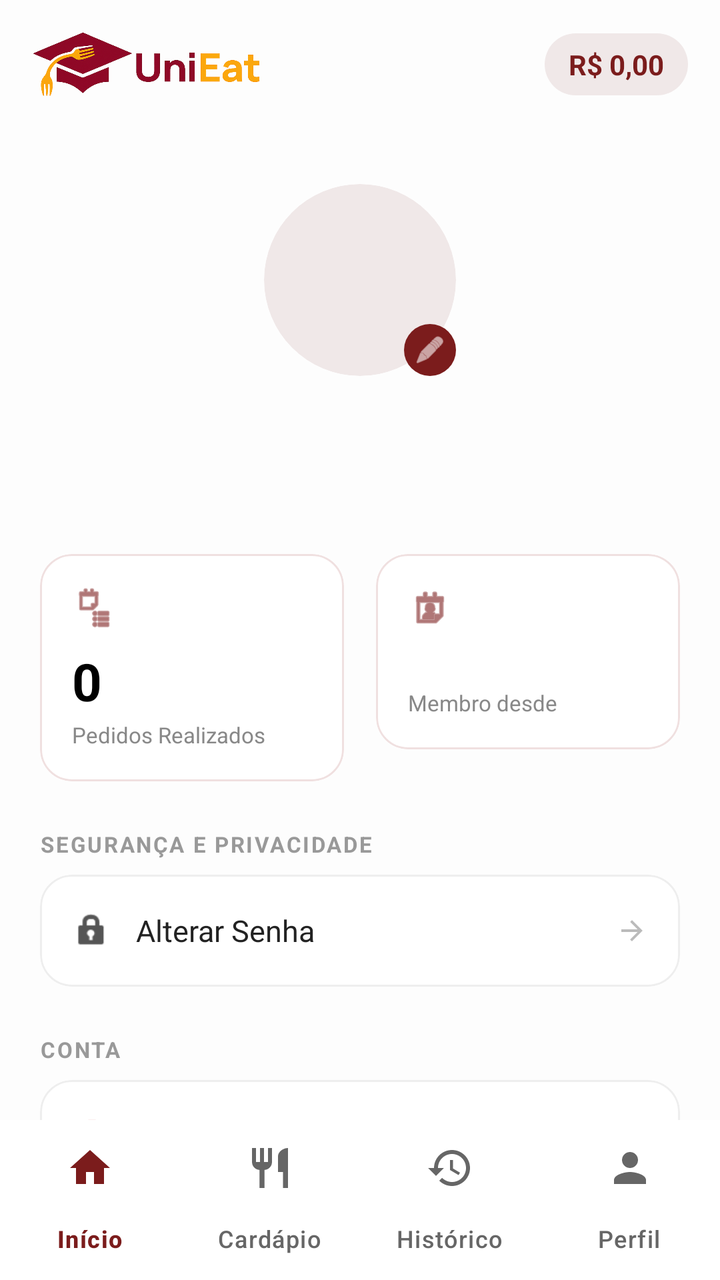
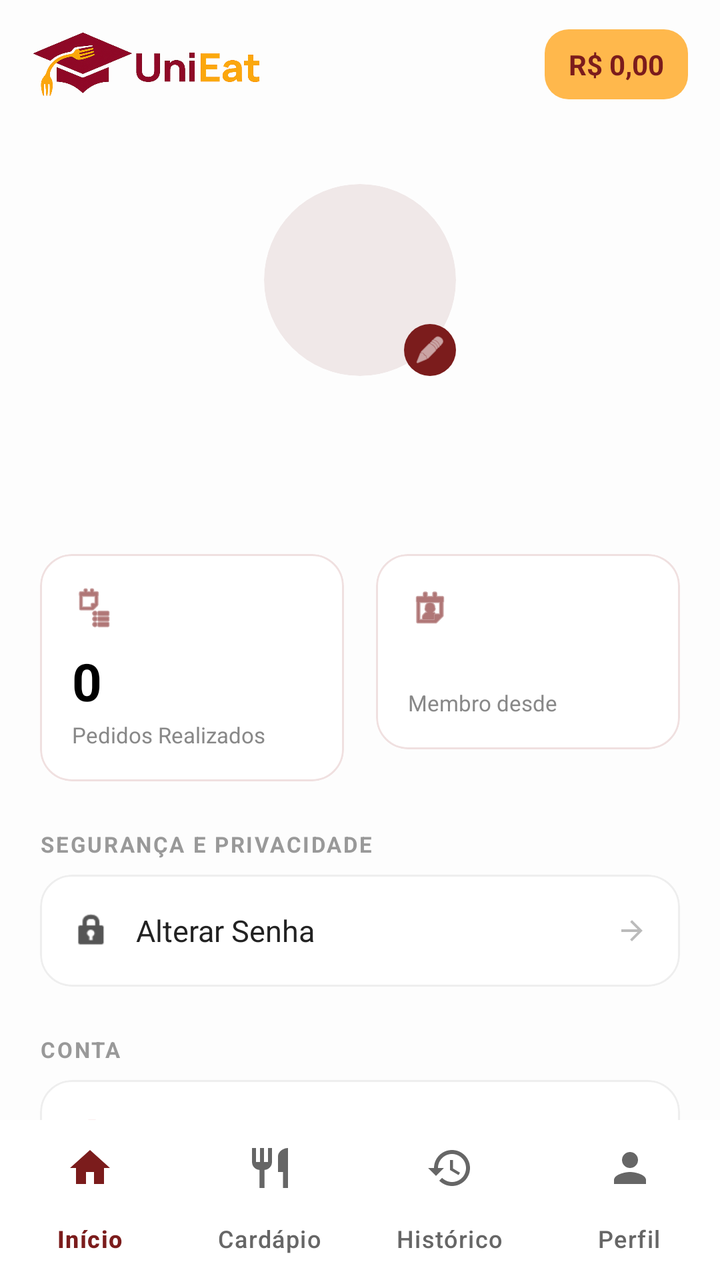

Two renders of the same Android screen: before a commit and after it. Below are the layout's source before the change and the commit's diff.
<!-- AndroidManifest.xml: application theme Theme.UniEat -->
<!-- res/layout/activity_profile.xml -->
<?xml version="1.0" encoding="utf-8"?>
<androidx.constraintlayout.widget.ConstraintLayout xmlns:android="http://schemas.android.com/apk/res/android"
    xmlns:app="http://schemas.android.com/apk/res-auto"
    android:layout_width="match_parent"
    android:layout_height="match_parent"
    android:background="#FDFDFD"
    android:fitsSystemWindows="true">

    
    <androidx.constraintlayout.widget.ConstraintLayout
        android:id="@+id/topBar"
        android:layout_width="match_parent"
        android:layout_height="64dp"
        android:paddingStart="16dp"
        android:paddingEnd="16dp"
        app:layout_constraintTop_toTopOf="parent">

        <ImageView
            android:layout_width="wrap_content"
            android:layout_height="32dp"
            android:src="@drawable/logo_unieat"
            android:contentDescription="UniEat"
            android:adjustViewBounds="true"
            app:layout_constraintBottom_toBottomOf="parent"
            app:layout_constraintStart_toStartOf="parent"
            app:layout_constraintTop_toTopOf="parent" />

        <LinearLayout
            android:layout_width="wrap_content"
            android:layout_height="wrap_content"
            android:background="@drawable/shape_chip_saldo"
            android:backgroundTint="#F0E8E8"
            android:gravity="center_vertical"
            android:orientation="horizontal"
            android:paddingHorizontal="12dp"
            android:paddingVertical="6dp"
            app:layout_constraintBottom_toBottomOf="parent"
            app:layout_constraintEnd_toEndOf="parent"
            app:layout_constraintTop_toTopOf="parent">

            <TextView
                android:id="@+id/tvBalance"
                android:layout_width="wrap_content"
                android:layout_height="wrap_content"
                android:text="R$ 0,00"
                android:textColor="#7B1C1C"
                android:textSize="14sp"
                android:textStyle="bold" />
        </LinearLayout>
    </androidx.constraintlayout.widget.ConstraintLayout>

    
    <androidx.core.widget.NestedScrollView
        android:layout_width="match_parent"
        android:layout_height="0dp"
        app:layout_constraintBottom_toTopOf="@+id/bottomNavigation"
        app:layout_constraintTop_toBottomOf="@id/topBar"
        app:layout_constraintStart_toStartOf="parent"
        app:layout_constraintEnd_toEndOf="parent">

        <LinearLayout
            android:layout_width="match_parent"
            android:layout_height="wrap_content"
            android:orientation="vertical"
            android:paddingBottom="24dp">

            
            <LinearLayout
                android:layout_width="match_parent"
                android:layout_height="wrap_content"
                android:orientation="vertical"
                android:gravity="center_horizontal"
                android:paddingTop="28dp"
                android:paddingBottom="24dp">

                
                <FrameLayout
                    android:layout_width="96dp"
                    android:layout_height="96dp">

                    <ImageView
                        android:id="@+id/ivProfilePicture"
                        android:layout_width="96dp"
                        android:layout_height="96dp"
                        android:background="@drawable/shape_profile_avatar"
                        android:scaleType="centerCrop"
                        android:clipToOutline="true"
                        android:outlineProvider="background" />

                    <ImageView
                        android:id="@+id/btnEditAvatar"
                        android:layout_width="26dp"
                        android:layout_height="26dp"
                        android:layout_gravity="bottom|end"
                        android:background="@drawable/circle_bg_dark"
                        android:backgroundTint="#7B1C1C"
                        android:src="@android:drawable/ic_menu_edit"
                        android:padding="5dp"
                        android:clickable="true"
                        android:focusable="true"
                        app:tint="#FFFFFF" />
                </FrameLayout>

                <TextView
                    android:id="@+id/tvUserName"
                    android:layout_width="wrap_content"
                    android:layout_height="wrap_content"
                    android:layout_marginTop="14dp"
                    android:text=""
                    android:textColor="#000000"
                    android:textSize="22sp"
                    android:textStyle="bold" />

                <TextView
                    android:id="@+id/tvUserEmail"
                    android:layout_width="wrap_content"
                    android:layout_height="wrap_content"
                    android:layout_marginTop="4dp"
                    android:text=""
                    android:textColor="#888888"
                    android:textSize="13sp" />
            </LinearLayout>

            
            <LinearLayout
                android:layout_width="match_parent"
                android:layout_height="wrap_content"
                android:orientation="horizontal"
                android:paddingHorizontal="20dp"
                android:layout_marginBottom="24dp">

                <com.google.android.material.card.MaterialCardView
                    android:layout_width="0dp"
                    android:layout_height="wrap_content"
                    android:layout_weight="1"
                    android:layout_marginEnd="8dp"
                    app:cardBackgroundColor="#FFFFFF"
                    app:cardCornerRadius="16dp"
                    app:cardElevation="0dp"
                    app:strokeColor="#F0E0E0"
                    app:strokeWidth="1dp">

                    <LinearLayout
                        android:layout_width="match_parent"
                        android:layout_height="wrap_content"
                        android:orientation="vertical"
                        android:padding="16dp">

                        <ImageView
                            android:layout_width="22dp"
                            android:layout_height="22dp"
                            android:src="@android:drawable/ic_menu_agenda"
                            app:tint="#7B1C1C" />

                        <TextView
                            android:id="@+id/tvOrderCount"
                            android:layout_width="wrap_content"
                            android:layout_height="wrap_content"
                            android:layout_marginTop="8dp"
                            android:text="0"
                            android:textColor="#000000"
                            android:textSize="26sp"
                            android:textStyle="bold" />

                        <TextView
                            android:layout_width="wrap_content"
                            android:layout_height="wrap_content"
                            android:layout_marginTop="2dp"
                            android:text="Pedidos Realizados"
                            android:textColor="#888888"
                            android:textSize="11sp" />
                    </LinearLayout>
                </com.google.android.material.card.MaterialCardView>

                <com.google.android.material.card.MaterialCardView
                    android:layout_width="0dp"
                    android:layout_height="wrap_content"
                    android:layout_weight="1"
                    android:layout_marginStart="8dp"
                    app:cardBackgroundColor="#FFFFFF"
                    app:cardCornerRadius="16dp"
                    app:cardElevation="0dp"
                    app:strokeColor="#F0E0E0"
                    app:strokeWidth="1dp">

                    <LinearLayout
                        android:layout_width="match_parent"
                        android:layout_height="wrap_content"
                        android:orientation="vertical"
                        android:padding="16dp">

                        <ImageView
                            android:layout_width="22dp"
                            android:layout_height="22dp"
                            android:src="@android:drawable/ic_menu_my_calendar"
                            app:tint="#7B1C1C" />

                        <TextView
                            android:id="@+id/tvMemberSince"
                            android:layout_width="wrap_content"
                            android:layout_height="wrap_content"
                            android:layout_marginTop="8dp"
                            android:text=""
                            android:textColor="#000000"
                            android:textSize="14sp"
                            android:textStyle="bold" />

                        <TextView
                            android:layout_width="wrap_content"
                            android:layout_height="wrap_content"
                            android:layout_marginTop="2dp"
                            android:text="Membro desde"
                            android:textColor="#888888"
                            android:textSize="11sp" />
                    </LinearLayout>
                </com.google.android.material.card.MaterialCardView>
            </LinearLayout>

            
            <LinearLayout
                android:id="@+id/sectionPix"
                android:layout_width="match_parent"
                android:layout_height="wrap_content"
                android:orientation="vertical"
                android:visibility="gone">

                <TextView
                    android:layout_width="match_parent"
                    android:layout_height="wrap_content"
                    android:paddingHorizontal="20dp"
                    android:paddingBottom="8dp"
                    android:text="CONFIGURAÇÕES PIX"
                    android:textColor="#999999"
                    android:textSize="11sp"
                    android:textStyle="bold"
                    android:letterSpacing="0.08" />

                <com.google.android.material.card.MaterialCardView
                    android:layout_width="match_parent"
                    android:layout_height="wrap_content"
                    android:layout_marginHorizontal="20dp"
                    android:layout_marginBottom="24dp"
                    app:cardBackgroundColor="#FFFFFF"
                    app:cardCornerRadius="16dp"
                    app:cardElevation="0dp"
                    app:strokeColor="#EEEEEE"
                    app:strokeWidth="1dp">

                    <LinearLayout
                        android:layout_width="match_parent"
                        android:layout_height="wrap_content"
                        android:orientation="vertical"
                        android:padding="16dp">

                        <EditText
                            android:id="@+id/etPixKey"
                            android:layout_width="match_parent"
                            android:layout_height="wrap_content"
                            android:hint="Chave PIX (ex: CNPJ, e-mail, celular)"
                            android:inputType="text"
                            android:textSize="14sp"
                            android:textColor="#222222"
                            android:background="@drawable/shape_input_bg"
                            android:padding="12dp"
                            android:layout_marginBottom="12dp" />

                        <EditText
                            android:id="@+id/etPixQrUrl"
                            android:layout_width="match_parent"
                            android:layout_height="wrap_content"
                            android:hint="URL da imagem do QR Code PIX"
                            android:inputType="textUri"
                            android:textSize="14sp"
                            android:textColor="#222222"
                            android:background="@drawable/shape_input_bg"
                            android:padding="12dp"
                            android:layout_marginBottom="16dp" />

                        <Button
                            android:id="@+id/btnSavePix"
                            android:layout_width="match_parent"
                            android:layout_height="48dp"
                            android:backgroundTint="#7B1C1C"
                            android:text="Salvar PIX"
                            android:textAllCaps="false"
                            android:textColor="#FFFFFF"
                            android:textStyle="bold"
                            app:cornerRadius="12dp" />
                    </LinearLayout>
                </com.google.android.material.card.MaterialCardView>
            </LinearLayout>

            
            <TextView
                android:layout_width="match_parent"
                android:layout_height="wrap_content"
                android:paddingHorizontal="20dp"
                android:paddingBottom="8dp"
                android:text="SEGURANÇA E PRIVACIDADE"
                android:textColor="#999999"
                android:textSize="11sp"
                android:textStyle="bold"
                android:letterSpacing="0.08" />

            <com.google.android.material.card.MaterialCardView
                android:layout_width="match_parent"
                android:layout_height="wrap_content"
                android:layout_marginHorizontal="20dp"
                android:layout_marginBottom="24dp"
                app:cardBackgroundColor="#FFFFFF"
                app:cardCornerRadius="16dp"
                app:cardElevation="0dp"
                app:strokeColor="#EEEEEE"
                app:strokeWidth="1dp">

                <LinearLayout
                    android:id="@+id/rowChangePassword"
                    android:layout_width="match_parent"
                    android:layout_height="56dp"
                    android:gravity="center_vertical"
                    android:orientation="horizontal"
                    android:paddingHorizontal="16dp"
                    android:background="?attr/selectableItemBackground">

                    <ImageView
                        android:layout_width="20dp"
                        android:layout_height="20dp"
                        android:src="@android:drawable/ic_lock_idle_lock"
                        app:tint="#555555" />

                    <TextView
                        android:layout_width="0dp"
                        android:layout_height="wrap_content"
                        android:layout_marginStart="12dp"
                        android:layout_weight="1"
                        android:text="Alterar Senha"
                        android:textColor="#222222"
                        android:textSize="15sp" />

                    <ImageView
                        android:layout_width="16dp"
                        android:layout_height="16dp"
                        android:src="@drawable/ic_back_arrow"
                        android:rotation="180"
                        app:tint="#BBBBBB" />
                </LinearLayout>
            </com.google.android.material.card.MaterialCardView>

            
            <TextView
                android:layout_width="match_parent"
                android:layout_height="wrap_content"
                android:paddingHorizontal="20dp"
                android:paddingBottom="8dp"
                android:text="CONTA"
                android:textColor="#999999"
                android:textSize="11sp"
                android:textStyle="bold"
                android:letterSpacing="0.08" />

            <com.google.android.material.card.MaterialCardView
                android:layout_width="match_parent"
                android:layout_height="wrap_content"
                android:layout_marginHorizontal="20dp"
                android:layout_marginBottom="28dp"
                app:cardBackgroundColor="#FFFFFF"
                app:cardCornerRadius="16dp"
                app:cardElevation="0dp"
                app:strokeColor="#EEEEEE"
                app:strokeWidth="1dp">

                <LinearLayout
                    android:id="@+id/rowDeleteAccount"
                    android:layout_width="match_parent"
                    android:layout_height="56dp"
                    android:gravity="center_vertical"
                    android:orientation="horizontal"
                    android:paddingHorizontal="16dp"
                    android:background="?attr/selectableItemBackground">

                    <ImageView
                        android:layout_width="20dp"
                        android:layout_height="20dp"
                        android:src="@android:drawable/ic_menu_delete"
                        app:tint="#CC2222" />

                    <TextView
                        android:layout_width="0dp"
                        android:layout_height="wrap_content"
                        android:layout_marginStart="12dp"
                        android:layout_weight="1"
                        android:text="Excluir Conta"
                        android:textColor="#CC2222"
                        android:textSize="15sp" />

                    <ImageView
                        android:layout_width="16dp"
                        android:layout_height="16dp"
                        android:src="@drawable/ic_back_arrow"
                        android:rotation="180"
                        app:tint="#CC2222" />
                </LinearLayout>
            </com.google.android.material.card.MaterialCardView>

            
            <Button
                android:id="@+id/btnLogout"
                android:layout_width="match_parent"
                android:layout_height="54dp"
                android:layout_marginHorizontal="20dp"
                android:backgroundTint="#7B1C1C"
                android:drawableStart="@android:drawable/ic_menu_revert"
                android:drawablePadding="10dp"
                android:text="Sair da Conta"
                android:textAllCaps="false"
                android:textColor="#FFFFFF"
                android:textSize="16sp"
                android:textStyle="bold"
                app:cornerRadius="14dp"
                app:iconTint="#FFFFFF" />

            
            <TextView
                android:layout_width="match_parent"
                android:layout_height="wrap_content"
                android:layout_marginTop="16dp"
                android:gravity="center"
                android:text="UniEat v2.4.0 • UNINTA"
                android:textColor="#BBBBBB"
                android:textSize="12sp" />

        </LinearLayout>
    </androidx.core.widget.NestedScrollView>

    
    <com.google.android.material.bottomnavigation.BottomNavigationView
        android:id="@+id/bottomNavigation"
        android:layout_width="match_parent"
        android:layout_height="80dp"
        android:background="#FFFFFF"
        app:itemIconTint="@drawable/nav_item_color"
        app:itemTextColor="@drawable/nav_item_color"
        app:itemActiveIndicatorStyle="@style/Widget.Material3.BottomNavigationView.ActiveIndicator"
        app:itemRippleColor="@null"
        app:elevation="16dp"
        app:labelVisibilityMode="labeled"
        app:menu="@menu/bottom_nav_menu"
        app:layout_constraintBottom_toBottomOf="parent"
        app:layout_constraintStart_toStartOf="parent"
        app:layout_constraintEnd_toEndOf="parent" />

</androidx.constraintlayout.widget.ConstraintLayout>
<!-- resources referenced by this layout -->
<resources>
  <!-- drawable circle_bg_dark (drawable) -->
  <?xml version="1.0" encoding="utf-8"?>
  <shape xmlns:android="http://schemas.android.com/apk/res/android"
      android:shape="oval">
      <solid android:color="#2A1A1A" />
  </shape>
  <!-- drawable ic_back_arrow (drawable) -->
  <vector xmlns:android="http://schemas.android.com/apk/res/android"
      android:width="24dp"
      android:height="24dp"
      android:viewportWidth="24"
      android:viewportHeight="24">
      <path
          android:fillColor="#000000"
          android:pathData="M20,11H7.83l5.59,-5.59L12,4l-8,8 8,8 1.41,-1.41L7.83,13H20v-2z" />
  </vector>
  <!-- drawable logo_unieat: png bitmap (drawable, 134527 bytes) -->
  <!-- drawable nav_item_color (drawable) -->
  <?xml version="1.0" encoding="utf-8"?>
  <selector xmlns:android="http://schemas.android.com/apk/res/android">
      <item android:color="#7B1C1C" android:state_checked="true" />
      <item android:color="#666666" />
  </selector>
  <!-- drawable shape_chip_saldo (drawable) -->
  <?xml version="1.0" encoding="utf-8"?>
  <shape xmlns:android="http://schemas.android.com/apk/res/android">
      <solid android:color="#FFE8B1" />
      <corners android:radius="20dp" />
  </shape>
  <!-- drawable shape_input_bg (drawable) -->
  <?xml version="1.0" encoding="utf-8"?>
  <shape xmlns:android="http://schemas.android.com/apk/res/android"
      android:shape="rectangle">
      <solid android:color="#F7F7F7" />
      <stroke android:width="1dp" android:color="#E0E0E0" />
      <corners android:radius="10dp" />
  </shape>
  <!-- drawable shape_profile_avatar (drawable) -->
  <?xml version="1.0" encoding="utf-8"?>
  <shape xmlns:android="http://schemas.android.com/apk/res/android"
      android:shape="oval">
      <solid android:color="#F0E8E8" />
  </shape>
  <style name="Theme.UniEat" parent="Base.Theme.UniEat" />
  <style name="Base.Theme.UniEat" parent="Theme.Material3.Light.NoActionBar">
  </style>
</resources>

<!-- the commit's change to res/layout/activity_profile.xml (unified diff, before → after) -->
@@ -28,12 +28,12 @@
         <LinearLayout
             android:layout_width="wrap_content"
             android:layout_height="wrap_content"
-            android:background="@drawable/shape_chip_saldo"
-            android:backgroundTint="#F0E8E8"
+            android:background="@drawable/shape_badge_destaque"
+            android:backgroundTint="#FFB84C"
             android:gravity="center_vertical"
             android:orientation="horizontal"
             android:paddingHorizontal="12dp"
-            android:paddingVertical="6dp"
+            android:paddingVertical="8dp"
             app:layout_constraintBottom_toBottomOf="parent"
             app:layout_constraintEnd_toEndOf="parent"
             app:layout_constraintTop_toTopOf="parent">
@@ -282,6 +282,93 @@
                             android:layout_height="48dp"
                             android:backgroundTint="#7B1C1C"
                             android:text="Salvar PIX"
+                            android:textAllCaps="false"
+                            android:textColor="#FFFFFF"
+                            android:textStyle="bold"
+                            app:cornerRadius="12dp" />
+                    </LinearLayout>
+                </com.google.android.material.card.MaterialCardView>
+            </LinearLayout>
+
+            
+            <LinearLayout
+                android:id="@+id/sectionServiceFee"
+                android:layout_width="match_parent"
+                android:layout_height="wrap_content"
+                android:orientation="vertical"
+                android:visibility="gone">
+
+                <TextView
+                    android:layout_width="match_parent"
+                    android:layout_height="wrap_content"
+                    android:paddingHorizontal="20dp"
+                    android:paddingBottom="8dp"
+                    android:text="TAXA DE SERVIÇO"
+                    android:textColor="#999999"
+                    android:textSize="11sp"
+                    android:textStyle="bold"
+                    android:letterSpacing="0.08" />
+
+                <com.google.android.material.card.MaterialCardView
+                    android:layout_width="match_parent"
+                    android:layout_height="wrap_content"
+                    android:layout_marginHorizontal="20dp"
+                    android:layout_marginBottom="24dp"
+                    app:cardBackgroundColor="#FFFFFF"
+                    app:cardCornerRadius="16dp"
+                    app:cardElevation="0dp"
+                    app:strokeColor="#EEEEEE"
+                    app:strokeWidth="1dp">
+
+                    <LinearLayout
+                        android:layout_width="match_parent"
+                        android:layout_height="wrap_content"
+                        android:orientation="vertical"
+                        android:padding="16dp">
+
+                        <RadioGroup
+                            android:id="@+id/rgFeeType"
+                            android:layout_width="match_parent"
+                            android:layout_height="wrap_content"
+                            android:orientation="horizontal"
+                            android:layout_marginBottom="12dp">
+
+                            <RadioButton
+                                android:id="@+id/rbPercent"
+                                android:layout_width="0dp"
+                                android:layout_height="wrap_content"
+                                android:layout_weight="1"
+                                android:checked="true"
+                                android:text="Porcentagem (%)"
+                                android:textColor="#222222" />
+
+                            <RadioButton
+                                android:id="@+id/rbFixed"
+                                android:layout_width="0dp"
+                                android:layout_height="wrap_content"
+                                android:layout_weight="1"
+                                android:text="Valor Fixo (R$)"
+                                android:textColor="#222222" />
+                        </RadioGroup>
+
+                        <EditText
+                            android:id="@+id/etServiceFeeValue"
+                            android:layout_width="match_parent"
+                            android:layout_height="wrap_content"
+                            android:hint="Ex: 10 (para 10% ou R$ 10,00)"
+                            android:inputType="numberDecimal"
+                            android:textSize="14sp"
+                            android:textColor="#222222"
+                            android:background="@drawable/shape_input_bg"
+                            android:padding="12dp"
+                            android:layout_marginBottom="16dp" />
+
+                        <Button
+                            android:id="@+id/btnSaveServiceFee"
+                            android:layout_width="match_parent"
+                            android:layout_height="48dp"
+                            android:backgroundTint="#7B1C1C"
+                            android:text="Salvar Taxa"
                             android:textAllCaps="false"
                             android:textColor="#FFFFFF"
                             android:textStyle="bold"
<!-- resource entries referenced after the edit -->
@@ -23,11 +23,11 @@
       <item android:color="#7B1C1C" android:state_checked="true" />
       <item android:color="#666666" />
   </selector>
-  <!-- drawable shape_chip_saldo (drawable) -->
+  <!-- drawable shape_badge_destaque (drawable) -->
   <?xml version="1.0" encoding="utf-8"?>
   <shape xmlns:android="http://schemas.android.com/apk/res/android">
       <solid android:color="#FFE8B1" />
-      <corners android:radius="20dp" />
+      <corners android:radius="12dp" />
   </shape>
   <!-- drawable shape_input_bg (drawable) -->
   <?xml version="1.0" encoding="utf-8"?>
